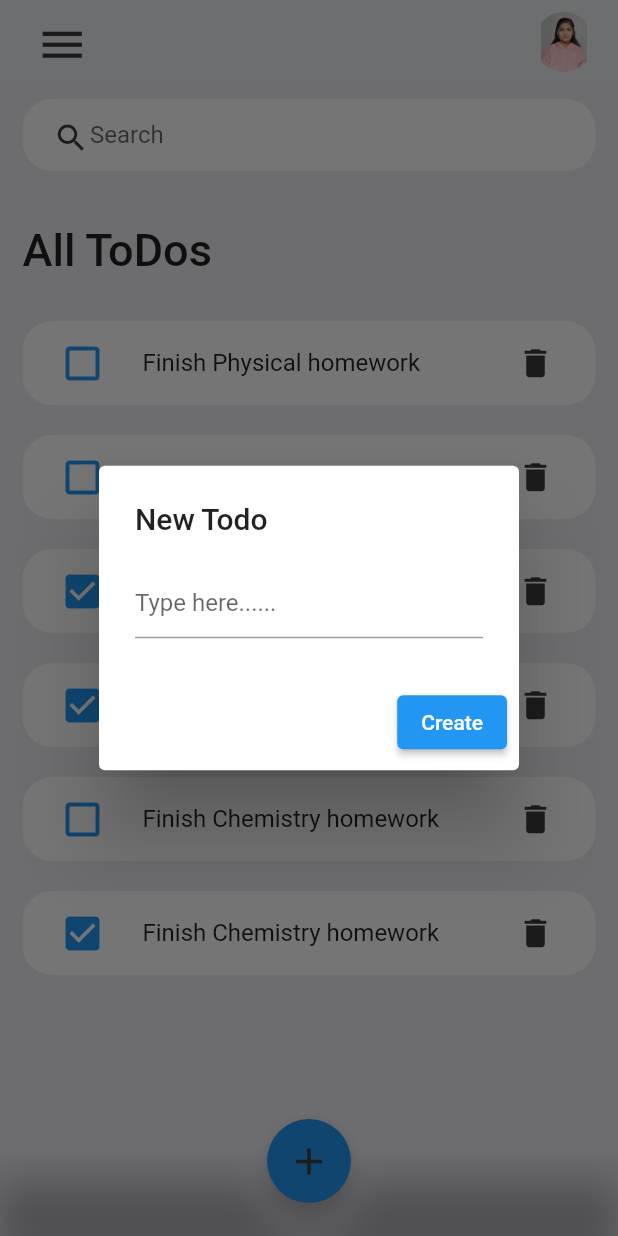
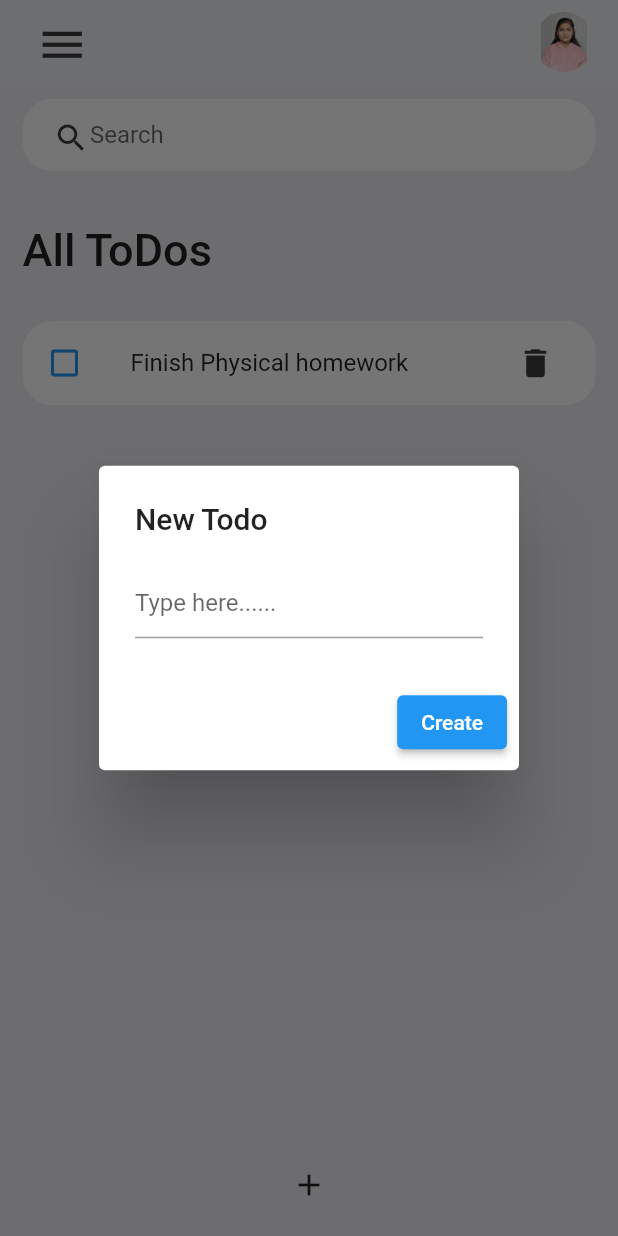
Before and after one commit to thetechgirlgita/ToDoList, a Flutter app: the screen it shows after launch, after a tap on the "delete" icon, after a tap on the "add" icon, on a phone screen of 412 x 824 dp. Run offline on Flutter 3.47's test engine with Material 2 defaults, Android fonts, the phone set to English and light mode, and no system bars.

Commit message:
day errors

```diff
--- a/lib/constants.dart
+++ b/lib/constants.dart
@@ -1,5 +1,9 @@
 import 'package:flutter/material.dart';
 import 'function.dart';
+import 'initialPage.dart';
+import 'todo_list.dart';
+
+final todoController = TextEditingController();
 
 
 //-----------------------------------------------------------------Colors and variables ---------------------------------------------------------------------//
@@ -22,13 +26,23 @@ tStyle(
         color: color,
       ));
 }
+
 IconB(
-    Function onTap, IconData icon, Color color, double size,) {return IconButton(onPressed: onTap(), icon:  Icon(icon, color: color, size: size,),);
-
-
+  Function onTap,
+  IconData icon,
+  Color color,
+  double size,
+) {
+  return IconButton(
+    onPressed: onTap(),
+    icon: Icon(
+      icon,
+      color: color,
+      size: size,
+    ),
+  );
 }
 //-----------------------------------------------------------------------------Function---------------------------------------------------------------------//
-
 
 AppBar buildAppBar() {
   return AppBar(
@@ -41,19 +55,17 @@ AppBar buildAppBar() {
         Container(
             height: 40,
             width: 40,
-            child:
-            ClipRRect(
+            child: ClipRRect(
               borderRadius: BorderRadius.circular(30),
-              child: Image.asset("Images/MyFormal.jpg"),))
+              child: Image.asset("Images/MyFormal.jpg"),
+            ))
       ],
     ),
   );
-
 }
 
-Container SearchBox(){
-  return
-  Container(
+Container SearchBox() {
+  return Container(
     padding: EdgeInsets.symmetric(horizontal: 20),
     decoration: BoxDecoration(
       color: Colors.white,
@@ -76,41 +88,3 @@ Container SearchBox(){
     ),
   );
 }
-
-
-
-  showAlertDialog(BuildContext context) async {
-
-  // Create button
-  Widget createButton = ElevatedButton(
-    child: Text("Create"),
-    onPressed: () {
-      Navigator.of(context).pop();
-    },
-  );
-
-  // Create AlertDialog
-  AlertDialog alert = AlertDialog(
-
-    title: Text("New Todo"),
-    content: TextField(
-  decoration: InputDecoration(
-  contentPadding: EdgeInsets.all(0),
-
-
-
-    hintText: "Type here......",
-    ),
-    ),
-    actions: [
-      createButton,
-    ],
-  );
-
-  // show the dialog
-  showDialog(
-    context: context,
-    builder: (BuildContext context) {
-      return alert;
-    },
-  );}
--- a/lib/function.dart
+++ b/lib/function.dart
@@ -17,13 +17,9 @@ MainFunc({
 
  static List<MainFunc> todoL(){
   return [
-    MainFunc(id: '01', todoText: "Finish Chemistry homework", isDone: true,),
-    MainFunc(id: '02', todoText: "Finish Physical homework", isDone: false,),
-    MainFunc(id: '03', todoText: "Finish Chemistry homework", isDone: false,),
-    MainFunc(id: '04', todoText: "Finish Chemistry homework", isDone: true,),
-    MainFunc(id: '05', todoText: "Finish Chemistry homework", isDone: true,),
-    MainFunc(id: '06', todoText: "Finish Chemistry homework", isDone: false,),
-    MainFunc(id: '07', todoText: "Finish Chemistry homework", isDone: true,),
+    MainFunc(id: '1', todoText: "Finish Chemistry homework", ),
+
+    MainFunc(id: '3', todoText: "Finish Physical homework", ),
   ];
 }
 }
--- a/lib/initialPage.dart
+++ b/lib/initialPage.dart
@@ -5,15 +5,15 @@ import 'function.dart';
 import 'constants.dart';
 
 class todo extends StatefulWidget {
-  todo({Key? key}) : super(key: key);
+  todo({Key? key, id}) : super(key: key);
 
-  final todosList = MainFunc.todoL();
   @override
   _todoState createState() => _todoState();
 }
 
 class _todoState extends State<todo> {
   final todosList = MainFunc.todoL();
+  final todoController = TextEditingController();
   @override
   Widget build(BuildContext context) {
     return Scaffold(
@@ -46,32 +46,41 @@ class _todoState extends State<todo> {
                     DeleteItems: DeleteItemList,
                   )
               ],
-            )) // a method calling search box fubction from constant.dart file.
+            )), // a method calling search box fubction from constant.dart file.
+            IconButton(
+              icon: Icon(Icons.add),
+              onPressed: () {
+                openDialog();
+                //AddTodoItems(todoController.text);
+                print(todoController.text);
+              },
+            ),
           ],
         ),
-      ),
+      ));}
 
-      bottomNavigationBar: BottomAppBar(
-        color: Colors.transparent,
-        shape: const CircularNotchedRectangle(),
-        notchMargin: 4,
-        child: Container(
-          height: 50,
+    Future openDialog() => showDialog(
+      context: context,
+      builder: (context) => AlertDialog(
+
+        title: Text("New Todo"),
+        content: TextField(
+          controller: todoController,
+          decoration: InputDecoration(
+            contentPadding: EdgeInsets.all(0),
+            hintText: "Type here......",
+          ),
         ),
-      ),
+        actions: [
+          ElevatedButton(
+            child: Text("Create"),
+            onPressed: () {
 
-      floatingActionButton: FloatingActionButton(
-        onPressed: () {
-          showAlertDialog(context);
-        },
-        foregroundColor: const Color(0xffffffff),
-        child: IconB(() {}, Icons.add, IconColor,
-            30), //a method calling function which is present in constant.dart file
-      ),
+              //AddItemsList();
+            },)]));
 
-      floatingActionButtonLocation: FloatingActionButtonLocation.centerDocked,
-    );
-  }
+
+
 
   void todoChangeStatus(MainFunc todo) {
     setState(() {
@@ -79,11 +88,23 @@ class _todoState extends State<todo> {
     });
   }
 
+  void AddTodoItems(String Text) {
+    print(Text);
+    setState(() {
+      todosList.add(MainFunc(
+        id: DateTime.now().millisecondsSinceEpoch.toString(),
+        todoText: Text,
+      ));
+    }
+
+    );
+
+    todoController.clear();
+  }
 
   void DeleteItemList(String id) {
     setState(() {
       todosList.removeWhere((item) => item.id == id);
     });
   }
-
 }
--- a/lib/todo_list.dart
+++ b/lib/todo_list.dart
@@ -1,47 +1,43 @@
 import 'package:todolist/function.dart';
-import 'package:todolist/initialPage.dart';
-
-import 'main.dart';
 import 'constants.dart';
 import 'package:flutter/material.dart';
 
-class todoList extends StatelessWidget{
+class todoList extends StatelessWidget {
   final MainFunc todo;
   final todoChangeStatus1;
   final DeleteItems;
 
-  const todoList({Key? key, required this.todo, required this.todoChangeStatus1, required this.DeleteItems}) : super(key: key);
-
-
+  const todoList(
+      {Key? key,
+      required this.todo,
+      required this.todoChangeStatus1,
+      required this.DeleteItems})
+      : super(key: key);
 
   @override
   Widget build(BuildContext context) {
     return Container(
-
         margin: EdgeInsets.symmetric(vertical: 10, horizontal: 0),
         child: ListTile(
-
-        onTap: (){todoChangeStatus1(todo);},
+            onTap: () {
+              todoChangeStatus1(todo);
+            },
             shape: RoundedRectangleBorder(
               borderRadius: BorderRadius.circular(20),
             ),
             tileColor: Colors.white,
-        leading: IconB((){},
-             todo.isDone? Icons.check_box : Icons.check_box_outline_blank,
-            Colors.blue, 30),
+            leading: Icon(
+              todo.isDone ? Icons.check_box : Icons.check_box_outline_blank,
+              color: Colors.blue,
+            ),
             title: Text(todo.todoText),
             trailing: IconButton(
               color: IconColor,
               iconSize: 25,
               icon: Icon(Icons.delete),
-              onPressed:
-              (){
+              onPressed: () {
                 DeleteItems(todo.id);
               },
-            )
-
-
-      )
-    );
+            )));
   }
 }
```
Lines whose indentation alone changed are shown as unchanged.
